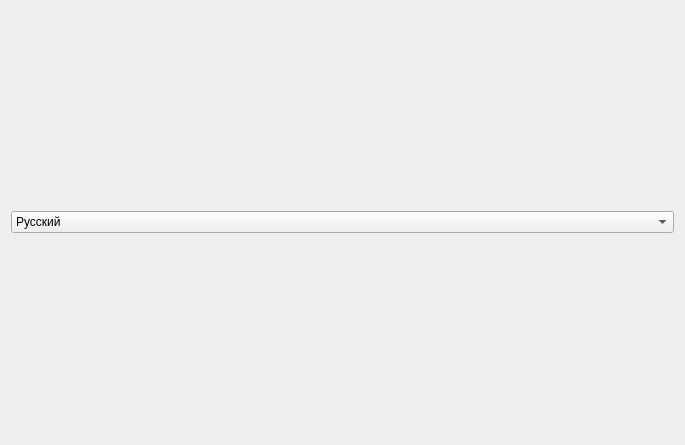
Old version of the form SettingsWindow.ui in the repository FediiBohdan/TechService.
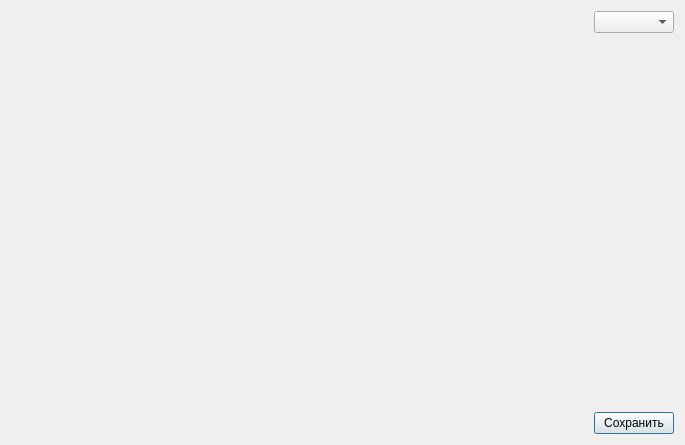
New version of the form. Icons and pictures are not drawn.

Commit message: Changing translations after app's restart (dynamic change is to be done) + added Global class with register interaction

```diff
--- a/SettingsWindow.ui
+++ b/SettingsWindow.ui
@@ -13,25 +13,53 @@
   <property name="windowTitle">
    <string>Dialog</string>
   </property>
-  <layout class="QGridLayout" name="gridLayout">
+  <property name="windowIcon">
+   <iconset resource="images.qrc">
+    <normaloff>:/images/autoService-logo.png</normaloff>:/images/autoService-logo.png</iconset>
+  </property>
+  <layout class="QGridLayout" name="gridLayout_2">
    <item row="0" column="0">
-    <widget class="QComboBox" name="comboBox">
-     <item>
-      <property name="text">
-       <string>Русский</string>
-      </property>
+    <layout class="QGridLayout" name="gridLayout">
+     <item row="2" column="1">
+      <widget class="QPushButton" name="saveSettingsButton">
+       <property name="toolTip">
+        <string>Сохранить настройки</string>
+       </property>
+       <property name="text">
+        <string>Сохранить</string>
+       </property>
+      </widget>
      </item>
-     <item>
-      <property name="text">
-       <string>Українська</string>
-      </property>
+     <item row="0" column="0">
+      <spacer name="horizontalSpacer">
+       <property name="orientation">
+        <enum>Qt::Horizontal</enum>
+       </property>
+       <property name="sizeHint" stdset="0">
+        <size>
+         <width>40</width>
+         <height>20</height>
+        </size>
+       </property>
+      </spacer>
      </item>
-     <item>
-      <property name="text">
-       <string>English</string>
-      </property>
+     <item row="0" column="1">
+      <widget class="QComboBox" name="languageSelection"/>
      </item>
-    </widget>
+     <item row="1" column="1">
+      <spacer name="verticalSpacer">
+       <property name="orientation">
+        <enum>Qt::Vertical</enum>
+       </property>
+       <property name="sizeHint" stdset="0">
+        <size>
+         <width>20</width>
+         <height>40</height>
+        </size>
+       </property>
+      </spacer>
+     </item>
+    </layout>
    </item>
   </layout>
  </widget>
```
Left out of the diff: 6 changed lines with no effect on the pictures. The commit also changes 16 other files.
